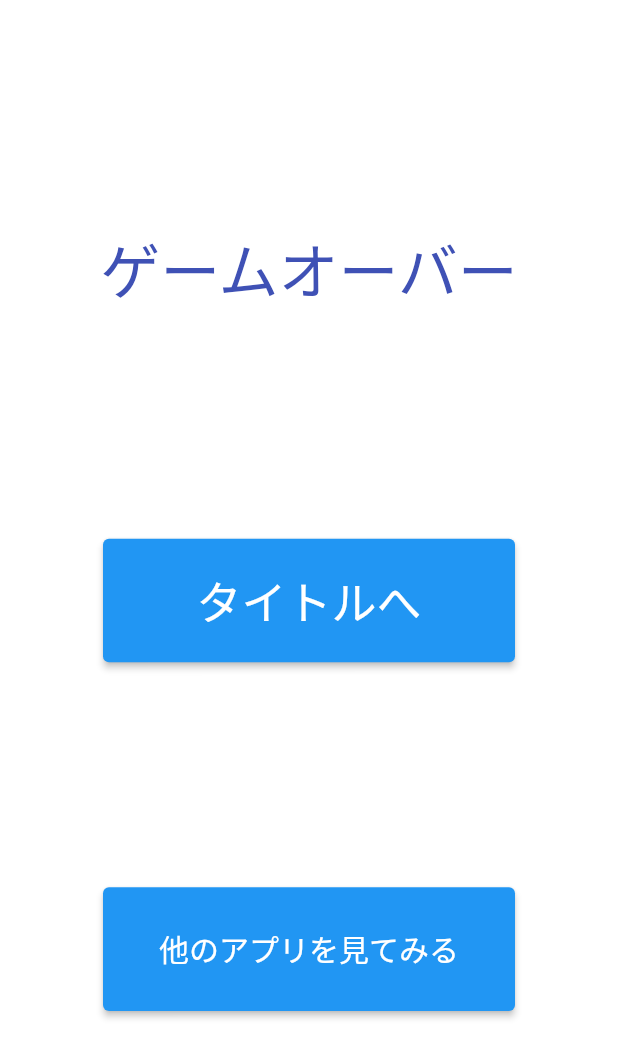
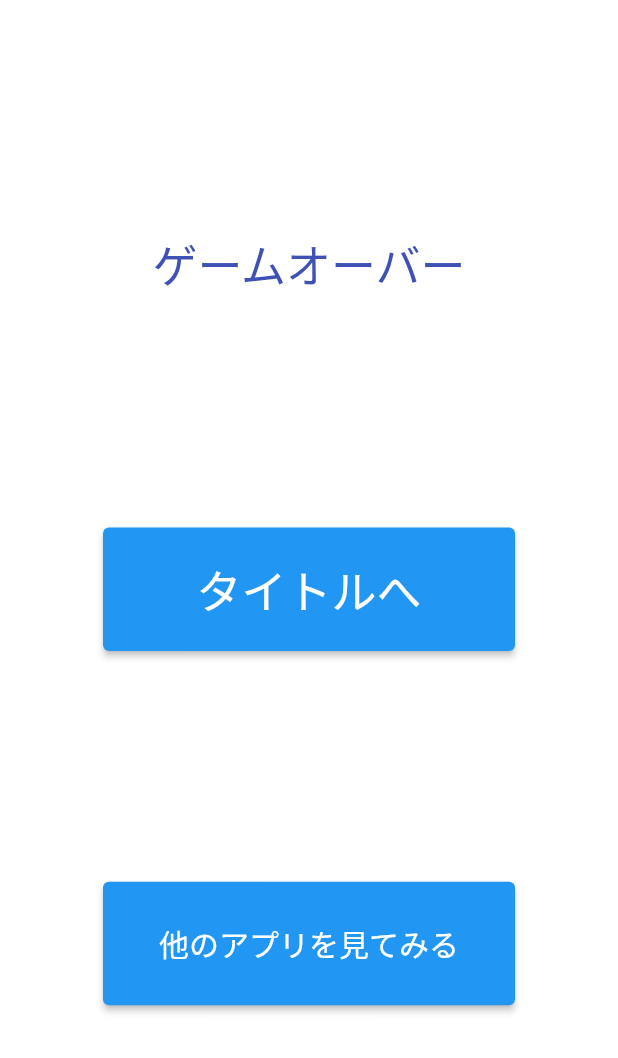
Before and after one commit to iseruuuuu/concentration_app, a Flutter app: the ResultScreen screen opened directly, on a phone screen of 412 x 824 dp. Shown: the top 1058 px of the screen. Run offline on Flutter 3.47's test engine with Material 2 defaults, Android fonts, the phone set to English and light mode, and no system bars; our stand-ins replace freezed_annotation, state_notifier; missing offline and left inert: flutter_state_notifier.

Commit message:
add: change fontsize

```diff
--- a/lib/result/result_screen.dart
+++ b/lib/result/result_screen.dart
@@ -24,7 +24,7 @@ class ResultScreen extends StatelessWidget {
                   'ゲームオーバー',
                   style: TextStyle(
                     color: Colors.indigo,
-                    fontSize: 40,
+                    fontSize: 30,
                   ),
                 ),
                 Container(
```
